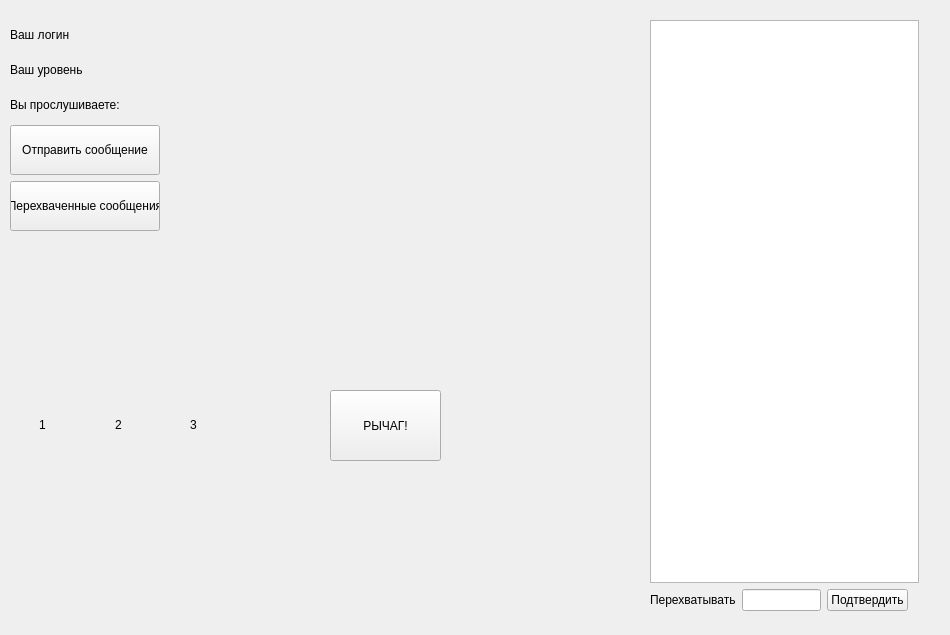
The window that home_window.ui (shm0nya/Lipilin-s-game) describes before a commit, drawn with Qt 5.
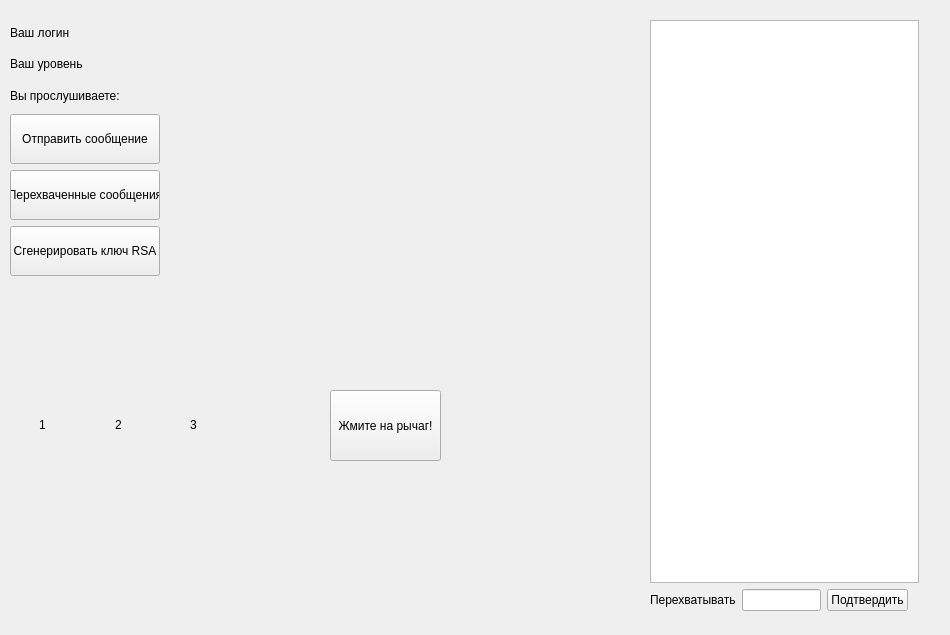
The same window after the commit.

Commit message:
кнопки для рса
убрала новые окошки, вставила кнопки
в cpp лежат слоты для вставки кода

Patch:
```diff
--- a/home_window.ui
+++ b/home_window.ui
@@ -90,8 +90,8 @@
     <rect>
      <x>10</x>
      <y>20</y>
-     <width>211</width>
-     <height>211</height>
+     <width>228</width>
+     <height>256</height>
     </rect>
    </property>
    <layout class="QVBoxLayout" name="componate">
@@ -249,38 +249,6 @@
         </property>
        </widget>
       </item>
-      <item>
-       <spacer name="horizontalSpacer_6">
-        <property name="orientation">
-         <enum>Qt::Horizontal</enum>
-        </property>
-        <property name="sizeHint" stdset="0">
-         <size>
-          <width>40</width>
-          <height>20</height>
-         </size>
-        </property>
-       </spacer>
-      </item>
-      <item>
-       <widget class="QLabel" name="lbl_new_intercepted_msg">
-        <property name="minimumSize">
-         <size>
-          <width>50</width>
-          <height>50</height>
-         </size>
-        </property>
-        <property name="maximumSize">
-         <size>
-          <width>50</width>
-          <height>50</height>
-         </size>
-        </property>
-        <property name="text">
-         <string/>
-        </property>
-       </widget>
-      </item>
       <item>
        <spacer name="horizontalSpacer_7">
         <property name="orientation">
@@ -297,7 +265,40 @@
      </layout>
     </item>
     <item>
-     <layout class="QHBoxLayout" name="componate_button_diifi"/>
+     <layout class="QHBoxLayout" name="componate_button_diifi">
+      <item>
+       <widget class="QPushButton" name="button_overhear_messege_2">
+        <property name="minimumSize">
+         <size>
+          <width>150</width>
+          <height>50</height>
+         </size>
+        </property>
+        <property name="maximumSize">
+         <size>
+          <width>150</width>
+          <height>50</height>
+         </size>
+        </property>
+        <property name="text">
+         <string>Сгенерировать ключ RSA</string>
+        </property>
+       </widget>
+      </item>
+      <item>
+       <spacer name="horizontalSpacer_9">
+        <property name="orientation">
+         <enum>Qt::Horizontal</enum>
+        </property>
+        <property name="sizeHint" stdset="0">
+         <size>
+          <width>40</width>
+          <height>20</height>
+         </size>
+        </property>
+       </spacer>
+      </item>
+     </layout>
     </item>
    </layout>
   </widget>
@@ -311,7 +312,7 @@
     </rect>
    </property>
    <property name="text">
-    <string>РЫЧАГ!</string>
+    <string>Жмите на рычаг!</string>
    </property>
   </widget>
   <widget class="QWidget" name="horizontalLayoutWidget">
```
The commit also changes 7 other files.
